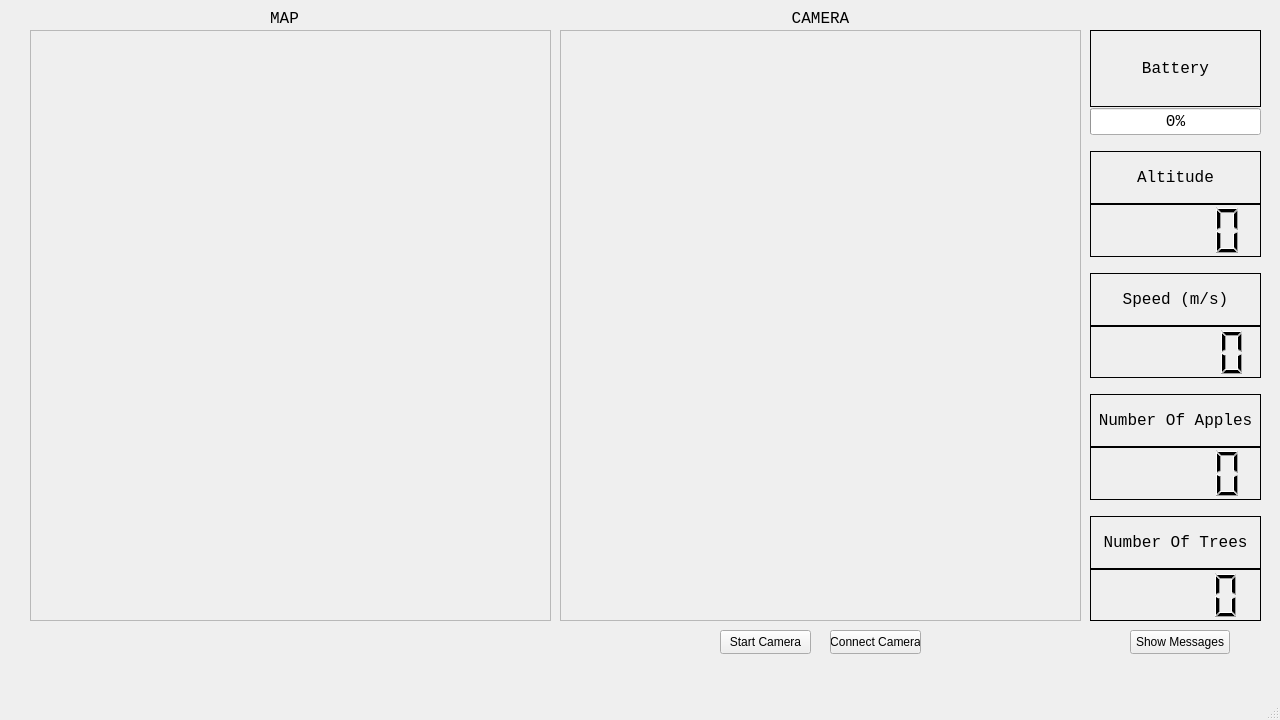
grkmkcgl/bitirmeProjesi2023, file Form/mainwindow.ui: the form before one commit.
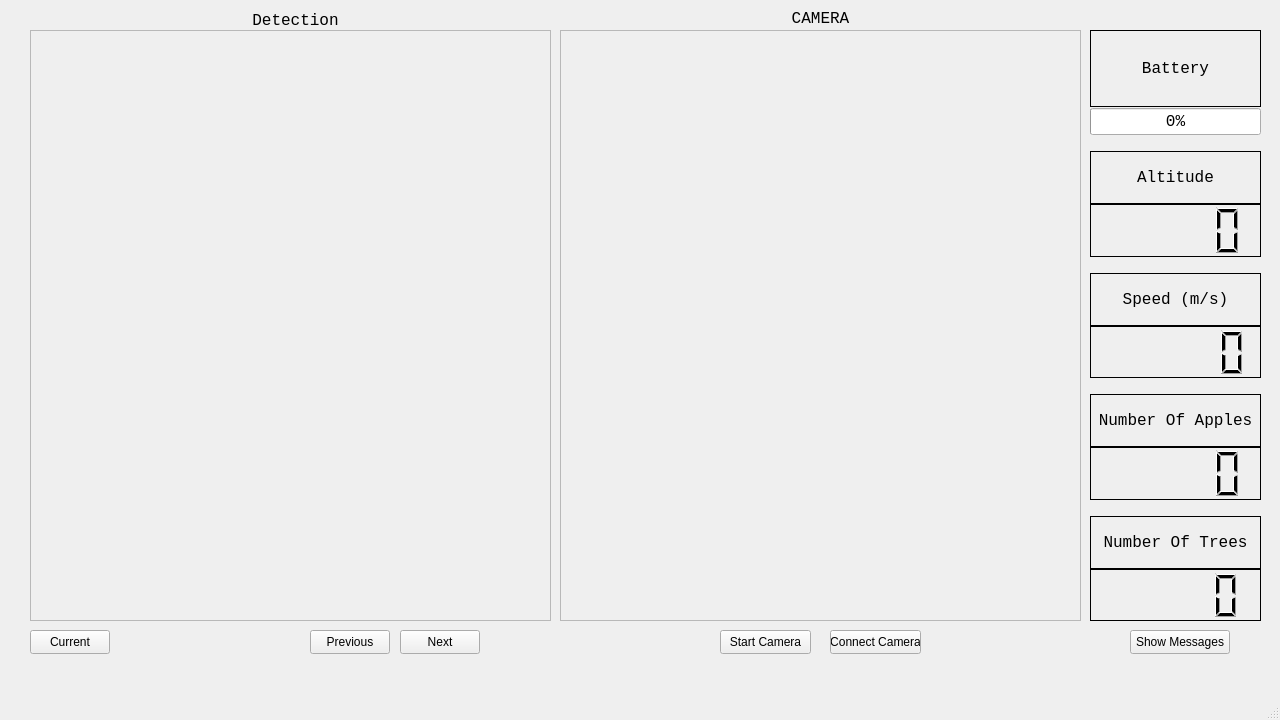
The form after the commit.

```diff
--- a/Form/mainwindow.ui
+++ b/Form/mainwindow.ui
@@ -63,10 +63,10 @@
    <widget class="QLabel" name="label_3">
     <property name="geometry">
      <rect>
-      <x>260</x>
+      <x>250</x>
       <y>10</y>
-      <width>49</width>
-      <height>16</height>
+      <width>91</width>
+      <height>20</height>
      </rect>
     </property>
     <property name="font">
@@ -76,7 +76,7 @@
      </font>
     </property>
     <property name="text">
-     <string>MAP</string>
+     <string>Detection</string>
     </property>
     <property name="alignment">
      <set>Qt::AlignCenter</set>
@@ -516,6 +516,45 @@
      <string>Show Messages</string>
     </property>
    </widget>
+   <widget class="QPushButton" name="nextimagepushButton">
+    <property name="geometry">
+     <rect>
+      <x>400</x>
+      <y>630</y>
+      <width>80</width>
+      <height>24</height>
+     </rect>
+    </property>
+    <property name="text">
+     <string>Next</string>
+    </property>
+   </widget>
+   <widget class="QPushButton" name="previousimagepushButton">
+    <property name="geometry">
+     <rect>
+      <x>310</x>
+      <y>630</y>
+      <width>80</width>
+      <height>24</height>
+     </rect>
+    </property>
+    <property name="text">
+     <string>Previous</string>
+    </property>
+   </widget>
+   <widget class="QPushButton" name="autoChangePushButton">
+    <property name="geometry">
+     <rect>
+      <x>30</x>
+      <y>630</y>
+      <width>80</width>
+      <height>24</height>
+     </rect>
+    </property>
+    <property name="text">
+     <string>Current</string>
+    </property>
+   </widget>
   </widget>
   <widget class="QStatusBar" name="statusbar"/>
  </widget>
```
Left out of the diff: 2 changed lines with no effect on the pictures.
